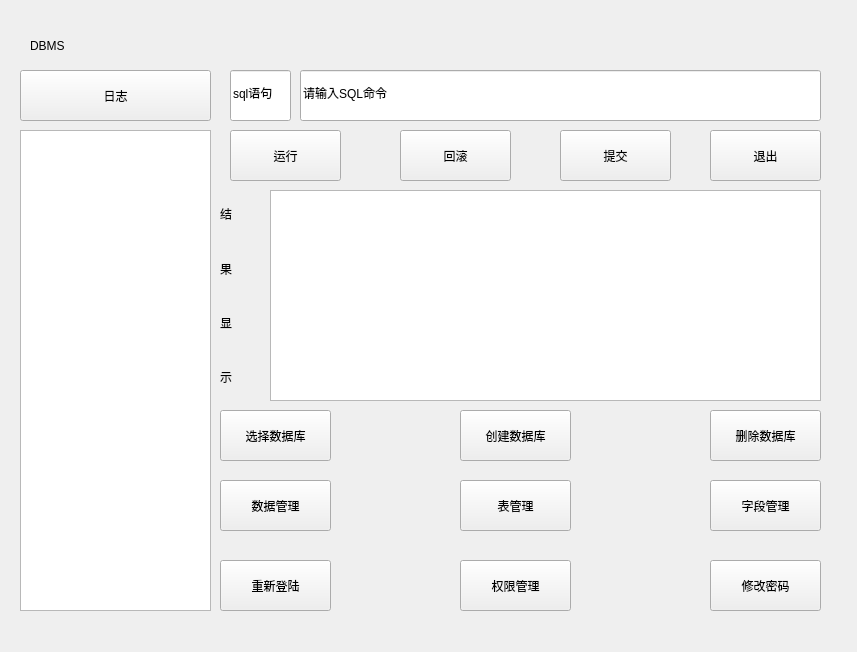
Old version of the form mainwindow.ui in the repository jy-080610/DBMS.
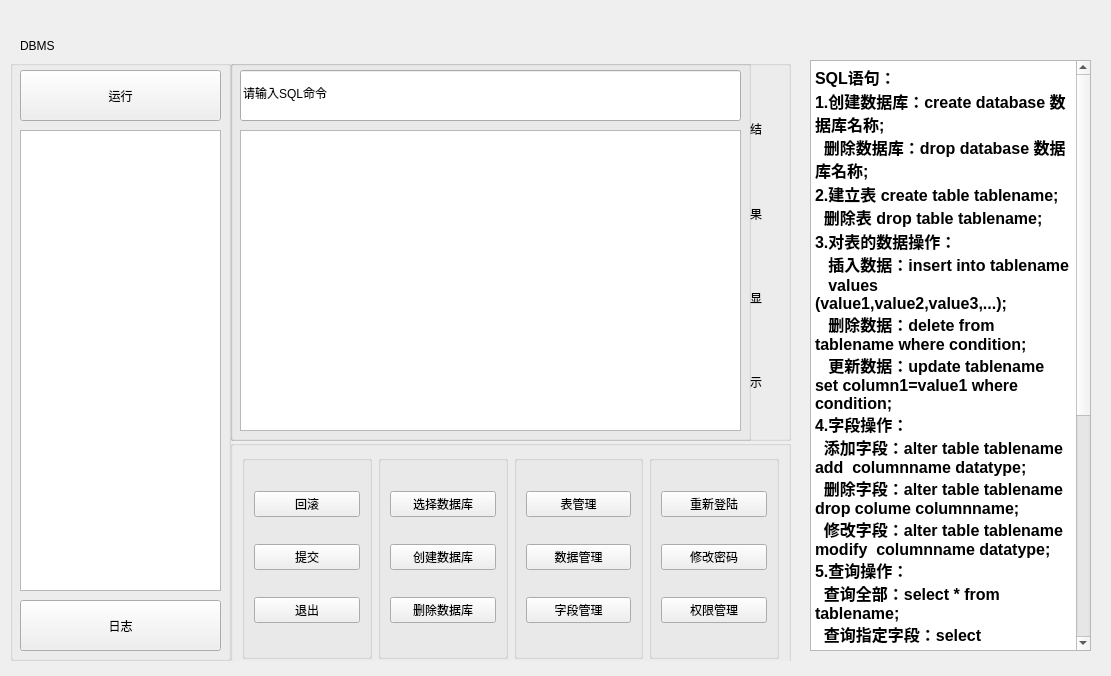
New version of the form.

What changed in the file:
```diff
--- a/mainwindow.ui
+++ b/mainwindow.ui
@@ -6,8 +6,8 @@
    <rect>
     <x>0</x>
     <y>0</y>
-    <width>857</width>
-    <height>652</height>
+    <width>1111</width>
+    <height>676</height>
    </rect>
   </property>
   <property name="windowTitle">
@@ -19,35 +19,15 @@
   <widget class="QWidget" name="centralwidget" native="true">
    <property name="geometry">
     <rect>
-     <x>10</x>
+     <x>0</x>
      <y>10</y>
-     <width>831</width>
-     <height>631</height>
+     <width>1091</width>
+     <height>651</height>
     </rect>
    </property>
-   <widget class="QLineEdit" name="sqllineEdit">
-    <property name="geometry">
-     <rect>
-      <x>290</x>
-      <y>60</y>
-      <width>521</width>
-      <height>51</height>
-     </rect>
-    </property>
-    <property name="text">
-     <string>请输入SQL命令</string>
-    </property>
-   </widget>
-   <widget class="QTableWidget" name="tableWidget">
-    <property name="geometry">
-     <rect>
-      <x>260</x>
-      <y>180</y>
-      <width>551</width>
-      <height>211</height>
-     </rect>
-    </property>
-   </widget>
+   <property name="styleSheet">
+    <string notr="true">font: 10pt &quot;方正粗黑宋简体&quot;;</string>
+   </property>
    <widget class="QLabel" name="label">
     <property name="geometry">
      <rect>
@@ -64,226 +44,168 @@
      <string>DBMS</string>
     </property>
    </widget>
-   <widget class="QTreeView" name="treeView">
+   <widget class="QGroupBox" name="groupBox_5">
     <property name="geometry">
      <rect>
-      <x>10</x>
-      <y>120</y>
-      <width>191</width>
-      <height>481</height>
+      <x>230</x>
+      <y>430</y>
+      <width>561</width>
+      <height>231</height>
      </rect>
     </property>
-   </widget>
-   <widget class="QPushButton" name="log">
-    <property name="geometry">
-     <rect>
-      <x>10</x>
-      <y>60</y>
-      <width>191</width>
-      <height>51</height>
-     </rect>
+    <property name="title">
+     <string/>
     </property>
+    <layout class="QGridLayout" name="gridLayout_5">
+     <item row="0" column="0">
+      <widget class="QGroupBox" name="groupBox">
+       <property name="title">
+        <string/>
+       </property>
+       <layout class="QVBoxLayout" name="verticalLayout">
+        <item>
+         <widget class="QPushButton" name="rollback">
     <property name="text">
-     <string>日志</string>
-    </property>
-   </widget>
+           <string>回滚</string>
+          </property>
+         </widget>
+        </item>
+        <item>
+         <widget class="QPushButton" name="commit">
+          <property name="text">
+           <string>提交</string>
+          </property>
+         </widget>
+        </item>
+        <item>
    <widget class="QPushButton" name="exit">
-    <property name="geometry">
-     <rect>
-      <x>700</x>
-      <y>120</y>
-      <width>111</width>
-      <height>51</height>
-     </rect>
-    </property>
     <property name="text">
      <string>退出</string>
     </property>
    </widget>
+        </item>
+       </layout>
+      </widget>
+     </item>
+     <item row="0" column="1">
+      <widget class="QGroupBox" name="groupBox_2">
+       <property name="title">
+        <string/>
+       </property>
+       <layout class="QGridLayout" name="gridLayout_2">
+        <item row="0" column="0">
+         <widget class="QPushButton" name="selectAction">
+          <property name="text">
+           <string>选择数据库</string>
+          </property>
+         </widget>
+        </item>
+        <item row="1" column="0">
    <widget class="QPushButton" name="newAction">
-    <property name="geometry">
-     <rect>
-      <x>450</x>
-      <y>400</y>
-      <width>111</width>
-      <height>51</height>
-     </rect>
-    </property>
     <property name="text">
      <string>创建数据库</string>
     </property>
    </widget>
+        </item>
+        <item row="2" column="0">
    <widget class="QPushButton" name="deleteAction">
-    <property name="geometry">
-     <rect>
-      <x>700</x>
-      <y>400</y>
-      <width>111</width>
-      <height>51</height>
-     </rect>
-    </property>
     <property name="text">
      <string>删除数据库</string>
     </property>
    </widget>
-   <widget class="QPushButton" name="selectAction">
-    <property name="geometry">
-     <rect>
-      <x>210</x>
-      <y>400</y>
-      <width>111</width>
-      <height>51</height>
-     </rect>
-    </property>
-    <property name="text">
-     <string>选择数据库</string>
-    </property>
-   </widget>
+        </item>
+       </layout>
+      </widget>
+     </item>
+     <item row="0" column="2">
+      <widget class="QGroupBox" name="groupBox_3">
+       <property name="title">
+        <string/>
+       </property>
+       <layout class="QGridLayout" name="gridLayout_3">
+        <item row="0" column="0">
    <widget class="QPushButton" name="tablemanage">
-    <property name="geometry">
-     <rect>
-      <x>450</x>
-      <y>470</y>
-      <width>111</width>
-      <height>51</height>
-     </rect>
-    </property>
     <property name="text">
      <string>表管理</string>
     </property>
    </widget>
+        </item>
+        <item row="1" column="0">
    <widget class="QPushButton" name="datamanage">
-    <property name="geometry">
-     <rect>
-      <x>210</x>
-      <y>470</y>
-      <width>111</width>
-      <height>51</height>
-     </rect>
-    </property>
     <property name="text">
      <string>数据管理</string>
     </property>
    </widget>
+        </item>
+        <item row="2" column="0">
    <widget class="QPushButton" name="fieldmanage">
-    <property name="geometry">
-     <rect>
-      <x>700</x>
-      <y>470</y>
-      <width>111</width>
-      <height>51</height>
-     </rect>
-    </property>
     <property name="text">
      <string>字段管理</string>
     </property>
    </widget>
-   <widget class="QPushButton" name="privilege">
-    <property name="geometry">
-     <rect>
-      <x>450</x>
-      <y>550</y>
-      <width>111</width>
-      <height>51</height>
-     </rect>
-    </property>
-    <property name="text">
-     <string>权限管理</string>
-    </property>
-   </widget>
+        </item>
+       </layout>
+      </widget>
+     </item>
+     <item row="0" column="3">
+      <widget class="QGroupBox" name="groupBox_4">
+       <property name="title">
+        <string/>
+       </property>
+       <layout class="QGridLayout" name="gridLayout_4">
+        <item row="0" column="0">
    <widget class="QPushButton" name="rland">
-    <property name="geometry">
-     <rect>
-      <x>210</x>
-      <y>550</y>
-      <width>111</width>
-      <height>51</height>
-     </rect>
-    </property>
     <property name="text">
      <string>重新登陆</string>
     </property>
    </widget>
+        </item>
+        <item row="1" column="0">
    <widget class="QPushButton" name="psw">
-    <property name="geometry">
-     <rect>
-      <x>700</x>
-      <y>550</y>
-      <width>111</width>
-      <height>51</height>
-     </rect>
-    </property>
     <property name="text">
      <string>修改密码</string>
     </property>
    </widget>
-   <widget class="QPushButton" name="commit">
-    <property name="geometry">
-     <rect>
-      <x>550</x>
-      <y>120</y>
-      <width>111</width>
-      <height>51</height>
-     </rect>
-    </property>
+        </item>
+        <item row="2" column="0">
+         <widget class="QPushButton" name="privilege">
     <property name="text">
-     <string>提交</string>
-    </property>
-   </widget>
-   <widget class="QPushButton" name="rollback">
-    <property name="geometry">
-     <rect>
-      <x>390</x>
-      <y>120</y>
-      <width>111</width>
-      <height>51</height>
-     </rect>
-    </property>
-    <property name="text">
-     <string>回滚</string>
-    </property>
-   </widget>
-   <widget class="QPushButton" name="run">
-    <property name="geometry">
-     <rect>
-      <x>220</x>
-      <y>120</y>
-      <width>111</width>
-      <height>51</height>
-     </rect>
-    </property>
-    <property name="text">
-     <string>运行</string>
-    </property>
+           <string>权限管理</string>
+          </property>
+         </widget>
+        </item>
+       </layout>
+      </widget>
+     </item>
+    </layout>
    </widget>
-   <widget class="QLineEdit" name="lineEdit">
+   <widget class="QGroupBox" name="groupBox_6">
     <property name="geometry">
      <rect>
-      <x>220</x>
-      <y>60</y>
-      <width>61</width>
-      <height>51</height>
+      <x>230</x>
+      <y>50</y>
+      <width>561</width>
+      <height>381</height>
      </rect>
     </property>
-    <property name="styleSheet">
-     <string notr="true">font: 9pt &quot;方正粗黑宋简体&quot;;</string>
+    <property name="title">
+     <string/>
     </property>
-    <property name="text">
-     <string>sql语句</string>
-    </property>
-   </widget>
-   <widget class="QWidget" name="">
+    <widget class="QWidget" name="layoutWidget">
     <property name="geometry">
      <rect>
-      <x>210</x>
-      <y>180</y>
-      <width>41</width>
-      <height>211</height>
+       <x>520</x>
+       <y>30</y>
+       <width>31</width>
+       <height>331</height>
      </rect>
     </property>
     <layout class="QGridLayout" name="gridLayout">
      <item row="0" column="0">
       <widget class="QLabel" name="label_4">
+        <property name="styleSheet">
+         <string notr="true">font: 14pt &quot;方正粗黑宋简体&quot;;</string>
+        </property>
        <property name="text">
         <string>结</string>
        </property>
@@ -291,6 +213,9 @@
      </item>
      <item row="1" column="0">
       <widget class="QLabel" name="label_5">
+        <property name="styleSheet">
+         <string notr="true">font: 14pt &quot;方正粗黑宋简体&quot;;</string>
+        </property>
        <property name="text">
         <string>果</string>
        </property>
@@ -298,6 +223,9 @@
      </item>
      <item row="2" column="0">
       <widget class="QLabel" name="label_6">
+        <property name="styleSheet">
+         <string notr="true">font: 14pt &quot;方正粗黑宋简体&quot;;</string>
+        </property>
        <property name="text">
         <string>显</string>
        </property>
@@ -305,12 +233,127 @@
      </item>
      <item row="3" column="0">
       <widget class="QLabel" name="label_7">
+        <property name="styleSheet">
+         <string notr="true">font: 14pt &quot;方正粗黑宋简体&quot;;</string>
+        </property>
        <property name="text">
         <string>示</string>
        </property>
       </widget>
      </item>
     </layout>
+    </widget>
+    <widget class="QGroupBox" name="groupBox_7">
+     <property name="geometry">
+      <rect>
+       <x>0</x>
+       <y>0</y>
+       <width>521</width>
+       <height>381</height>
+      </rect>
+     </property>
+     <property name="title">
+      <string/>
+     </property>
+     <widget class="QTableWidget" name="tableWidget">
+      <property name="geometry">
+       <rect>
+        <x>10</x>
+        <y>70</y>
+        <width>501</width>
+        <height>301</height>
+       </rect>
+      </property>
+     </widget>
+     <widget class="QLineEdit" name="sqllineEdit">
+      <property name="geometry">
+       <rect>
+        <x>10</x>
+        <y>10</y>
+        <width>501</width>
+        <height>51</height>
+       </rect>
+      </property>
+      <property name="text">
+       <string>请输入SQL命令</string>
+      </property>
+     </widget>
+    </widget>
+   </widget>
+   <widget class="QTextEdit" name="text">
+    <property name="geometry">
+     <rect>
+      <x>810</x>
+      <y>50</y>
+      <width>281</width>
+      <height>591</height>
+     </rect>
+    </property>
+    <property name="styleSheet">
+     <string notr="true">font: 10pt &quot;方正粗黑宋简体&quot;;</string>
+    </property>
+    <property name="html">
+     <string>&lt;!DOCTYPE HTML PUBLIC &quot;-//W3C//DTD HTML 4.0//EN&quot; &quot;http://www.w3.org/TR/REC-html40/strict.dtd&quot;&gt;
+&lt;html&gt;&lt;head&gt;&lt;meta name=&quot;qrichtext&quot; content=&quot;1&quot; /&gt;&lt;style type=&quot;text/css&quot;&gt;
+p, li { white-space: pre-wrap; }
+&lt;/style&gt;&lt;/head&gt;&lt;body style=&quot; font-family:'方正粗黑宋简体'; font-size:10pt; font-weight:400; font-style:normal;&quot;&gt;
+&lt;p style=&quot; margin-top:0px; margin-bottom:0px; margin-left:0px; margin-right:0px; -qt-block-indent:0; text-indent:0px;&quot;&gt;&lt;span style=&quot; font-family:'JetBrains Mono','monospace'; font-size:12pt; font-weight:600; color:#000000;&quot;&gt;SQL&lt;/span&gt;&lt;span style=&quot; font-family:'宋体','monospace'; font-size:12pt; font-weight:600; color:#000000;&quot;&gt;语句：&lt;/span&gt;&lt;/p&gt;
+&lt;p style=&quot; margin-top:0px; margin-bottom:0px; margin-left:0px; margin-right:0px; -qt-block-indent:0; text-indent:0px; background-color:#ffffff;&quot;&gt;&lt;span style=&quot; font-family:'JetBrains Mono','monospace'; font-size:12pt; font-weight:600; color:#000000;&quot;&gt;1.&lt;/span&gt;&lt;span style=&quot; font-family:'宋体','monospace'; font-size:12pt; font-weight:600; color:#000000;&quot;&gt;创建数据库：&lt;/span&gt;&lt;span style=&quot; font-family:'JetBrains Mono','monospace'; font-size:12pt; font-weight:600; color:#000000;&quot;&gt;create database &lt;/span&gt;&lt;span style=&quot; font-family:'宋体','monospace'; font-size:12pt; font-weight:600; color:#000000;&quot;&gt;数据库名称&lt;/span&gt;&lt;span style=&quot; font-family:'JetBrains Mono','monospace'; font-size:12pt; font-weight:600; color:#000000;&quot;&gt;;&lt;br /&gt;  &lt;/span&gt;&lt;span style=&quot; font-family:'宋体','monospace'; font-size:12pt; font-weight:600; color:#000000;&quot;&gt;删除数据库：&lt;/span&gt;&lt;span style=&quot; font-family:'JetBrains Mono','monospace'; font-size:12pt; font-weight:600; color:#000000;&quot;&gt;drop database &lt;/span&gt;&lt;span style=&quot; font-family:'宋体','monospace'; font-size:12pt; font-weight:600; color:#000000;&quot;&gt;数据库名称&lt;/span&gt;&lt;span style=&quot; font-family:'JetBrains Mono','monospace'; font-size:12pt; font-weight:600; color:#000000;&quot;&gt;;&lt;/span&gt;&lt;/p&gt;
+&lt;p style=&quot; margin-top:0px; margin-bottom:0px; margin-left:0px; margin-right:0px; -qt-block-indent:0; text-indent:0px; background-color:#ffffff;&quot;&gt;&lt;span style=&quot; font-family:'JetBrains Mono','monospace'; font-size:12pt; font-weight:600; color:#000000;&quot;&gt;2.&lt;/span&gt;&lt;span style=&quot; font-family:'宋体','monospace'; font-size:12pt; font-weight:600; color:#000000;&quot;&gt;建立表&lt;/span&gt;&lt;span style=&quot; font-family:'JetBrains Mono','monospace'; font-size:12pt; font-weight:600; color:#000000;&quot;&gt; create table tablename;&lt;br /&gt;  &lt;/span&gt;&lt;span style=&quot; font-family:'宋体','monospace'; font-size:12pt; font-weight:600; color:#000000;&quot;&gt;删除表&lt;/span&gt;&lt;span style=&quot; font-family:'JetBrains Mono','monospace'; font-size:12pt; font-weight:600; color:#000000;&quot;&gt; drop table tablename;&lt;/span&gt;&lt;/p&gt;
+&lt;p style=&quot; margin-top:0px; margin-bottom:0px; margin-left:0px; margin-right:0px; -qt-block-indent:0; text-indent:0px; background-color:#ffffff;&quot;&gt;&lt;span style=&quot; font-family:'JetBrains Mono','monospace'; font-size:12pt; font-weight:600; color:#000000;&quot;&gt;3.&lt;/span&gt;&lt;span style=&quot; font-family:'宋体','monospace'; font-size:12pt; font-weight:600; color:#000000;&quot;&gt;对表的数据操作：&lt;/span&gt;&lt;span style=&quot; font-family:'JetBrains Mono','monospace'; font-size:12pt; font-weight:600; color:#000000;&quot;&gt;&lt;br /&gt;   &lt;/span&gt;&lt;span style=&quot; font-family:'宋体','monospace'; font-size:12pt; font-weight:600; color:#000000;&quot;&gt;插入数据：&lt;/span&gt;&lt;span style=&quot; font-family:'JetBrains Mono','monospace'; font-size:12pt; font-weight:600; color:#000000;&quot;&gt;insert into tablename &lt;/span&gt;&lt;/p&gt;
+&lt;p style=&quot; margin-top:0px; margin-bottom:0px; margin-left:0px; margin-right:0px; -qt-block-indent:0; text-indent:0px; background-color:#ffffff;&quot;&gt;&lt;span style=&quot; font-family:'JetBrains Mono','monospace'; font-size:12pt; font-weight:600; color:#000000;&quot;&gt;   values (value1,value2,value3,...);&lt;br /&gt;   &lt;/span&gt;&lt;span style=&quot; font-family:'宋体','monospace'; font-size:12pt; font-weight:600; color:#000000;&quot;&gt;删除数据：&lt;/span&gt;&lt;span style=&quot; font-family:'JetBrains Mono','monospace'; font-size:12pt; font-weight:600; color:#000000;&quot;&gt;delete from tablename where condition;&lt;br /&gt;   &lt;/span&gt;&lt;span style=&quot; font-family:'宋体','monospace'; font-size:12pt; font-weight:600; color:#000000;&quot;&gt;更新数据：&lt;/span&gt;&lt;span style=&quot; font-family:'JetBrains Mono','monospace'; font-size:12pt; font-weight:600; color:#000000;&quot;&gt;update tablename set column1=value1 where condition;&lt;br /&gt;4.&lt;/span&gt;&lt;span style=&quot; font-family:'宋体','monospace'; font-size:12pt; font-weight:600; color:#000000;&quot;&gt;字段操作：&lt;/span&gt;&lt;span style=&quot; font-family:'JetBrains Mono','monospace'; font-size:12pt; font-weight:600; color:#000000;&quot;&gt;&lt;br /&gt;  &lt;/span&gt;&lt;span style=&quot; font-family:'宋体','monospace'; font-size:12pt; font-weight:600; color:#000000;&quot;&gt;添加字段：&lt;/span&gt;&lt;span style=&quot; font-family:'JetBrains Mono','monospace'; font-size:12pt; font-weight:600; color:#000000;&quot;&gt;alter table tablename add  columnname datatype;&lt;br /&gt;  &lt;/span&gt;&lt;span style=&quot; font-family:'宋体','monospace'; font-size:12pt; font-weight:600; color:#000000;&quot;&gt;删除字段：&lt;/span&gt;&lt;span style=&quot; font-family:'JetBrains Mono','monospace'; font-size:12pt; font-weight:600; color:#000000;&quot;&gt;alter table tablename drop colume columnname;&lt;br /&gt;  &lt;/span&gt;&lt;span style=&quot; font-family:'宋体','monospace'; font-size:12pt; font-weight:600; color:#000000;&quot;&gt;修改字段：&lt;/span&gt;&lt;span style=&quot; font-family:'JetBrains Mono','monospace'; font-size:12pt; font-weight:600; color:#000000;&quot;&gt;alter table tablename modify  columnname datatype;&lt;br /&gt;5.&lt;/span&gt;&lt;span style=&quot; font-family:'宋体','monospace'; font-size:12pt; font-weight:600; color:#000000;&quot;&gt;查询操作：&lt;/span&gt;&lt;span style=&quot; font-family:'JetBrains Mono','monospace'; font-size:12pt; font-weight:600; color:#000000;&quot;&gt;&lt;br /&gt;  &lt;/span&gt;&lt;span style=&quot; font-family:'宋体','monospace'; font-size:12pt; font-weight:600; color:#000000;&quot;&gt;查询全部：&lt;/span&gt;&lt;span style=&quot; font-family:'JetBrains Mono','monospace'; font-size:12pt; font-weight:600; color:#000000;&quot;&gt;select * from tablename;&lt;br /&gt;  &lt;/span&gt;&lt;span style=&quot; font-family:'宋体','monospace'; font-size:12pt; font-weight:600; color:#000000;&quot;&gt;查询指定字段：&lt;/span&gt;&lt;span style=&quot; font-family:'JetBrains Mono','monospace'; font-size:12pt; font-weight:600; color:#000000;&quot;&gt;select &lt;/span&gt;&lt;span style=&quot; font-family:'宋体','monospace'; font-size:12pt; font-weight:600; color:#000000;&quot;&gt;（&lt;/span&gt;&lt;span style=&quot; font-family:'JetBrains Mono','monospace'; font-size:12pt; font-weight:600; color:#000000;&quot;&gt;column1,column2,column3&lt;/span&gt;&lt;span style=&quot; font-family:'宋体','monospace'; font-size:12pt; font-weight:600; color:#000000;&quot;&gt;）&lt;/span&gt;&lt;span style=&quot; font-family:'JetBrains Mono','monospace'; font-size:12pt; font-weight:600; color:#000000;&quot;&gt; &lt;/span&gt;&lt;/p&gt;
+&lt;p style=&quot; margin-top:0px; margin-bottom:0px; margin-left:0px; margin-right:0px; -qt-block-indent:0; text-indent:0px; background-color:#ffffff;&quot;&gt;&lt;span style=&quot; font-family:'JetBrains Mono','monospace'; font-size:12pt; font-weight:600; color:#000000;&quot;&gt;  from tablename;&lt;br /&gt;  &lt;/span&gt;&lt;span style=&quot; font-family:'宋体','monospace'; font-size:12pt; font-weight:600; color:#000000;&quot;&gt;查询指定字段以及&lt;/span&gt;&lt;span style=&quot; font-family:'JetBrains Mono','monospace'; font-size:12pt; font-weight:600; color:#000000;&quot;&gt;where&lt;/span&gt;&lt;span style=&quot; font-family:'宋体','monospace'; font-size:12pt; font-weight:600; color:#000000;&quot;&gt;条件：&lt;/span&gt;&lt;span style=&quot; font-family:'JetBrains Mono','monospace'; font-size:12pt; font-weight:600; color:#000000;&quot;&gt;select &lt;/span&gt;&lt;span style=&quot; font-family:'宋体','monospace'; font-size:12pt; font-weight:600; color:#000000;&quot;&gt;（&lt;/span&gt;&lt;span style=&quot; font-family:'JetBrains Mono','monospace'; font-size:12pt; font-weight:600; color:#000000;&quot;&gt;column1,column2）&lt;/span&gt;&lt;/p&gt;
+&lt;p style=&quot; margin-top:0px; margin-bottom:0px; margin-left:0px; margin-right:0px; -qt-block-indent:0; text-indent:0px; background-color:#ffffff;&quot;&gt;&lt;span style=&quot; font-family:'JetBrains Mono','monospace'; font-size:12pt; font-weight:600; color:#000000;&quot;&gt;   from tablename where &lt;/span&gt;&lt;span style=&quot; font-family:'宋体','monospace'; font-size:12pt; font-weight:600; color:#000000;&quot;&gt;属性名&lt;/span&gt;&lt;span style=&quot; font-family:'JetBrains Mono','monospace'; font-size:12pt; font-weight:600; color:#000000;&quot;&gt;=XXX;&lt;br /&gt;6.&lt;/span&gt;&lt;span style=&quot; font-family:'宋体','monospace'; font-size:12pt; font-weight:600; color:#000000;&quot;&gt;建立索引：&lt;/span&gt;&lt;span style=&quot; font-family:'JetBrains Mono','monospace'; font-size:12pt; font-weight:600; color:#000000;&quot;&gt;&lt;br /&gt;  &lt;/span&gt;&lt;span style=&quot; font-family:'宋体','monospace'; font-size:12pt; font-weight:600; color:#000000;&quot;&gt;建立索引：&lt;/span&gt;&lt;span style=&quot; font-family:'JetBrains Mono','monospace'; font-size:12pt; font-weight:600; color:#000000;&quot;&gt;create index indexname on tablename(columnname);&lt;br /&gt;  &lt;/span&gt;&lt;span style=&quot; font-family:'宋体','monospace'; font-size:12pt; font-weight:600; color:#000000;&quot;&gt;删除索引：&lt;/span&gt;&lt;span style=&quot; font-family:'JetBrains Mono','monospace'; font-size:12pt; font-weight:600; color:#000000;&quot;&gt;drop index indexname;&lt;br /&gt;7.&lt;/span&gt;&lt;span style=&quot; font-family:'宋体','monospace'; font-size:12pt; font-weight:600; color:#000000;&quot;&gt;权限设置：&lt;/span&gt;&lt;span style=&quot; font-family:'JetBrains Mono','monospace'; font-size:12pt; font-weight:600; color:#000000;&quot;&gt;&lt;br /&gt;  授予权限：grank on tablename to username;&lt;br /&gt;  撤回权限：revoke on tablename from username;&lt;br /&gt; &lt;/span&gt;&lt;/p&gt;&lt;/body&gt;&lt;/html&gt;</string>
+    </property>
+   </widget>
+   <widget class="QGroupBox" name="groupBox_8">
+    <property name="geometry">
+     <rect>
+      <x>10</x>
+      <y>50</y>
+      <width>221</width>
+      <height>601</height>
+     </rect>
+    </property>
+    <property name="title">
+     <string/>
+    </property>
+    <widget class="QPushButton" name="run">
+     <property name="geometry">
+      <rect>
+       <x>10</x>
+       <y>10</y>
+       <width>201</width>
+       <height>51</height>
+      </rect>
+     </property>
+     <property name="text">
+      <string>运行</string>
+     </property>
+    </widget>
+    <widget class="QTreeView" name="treeView">
+     <property name="geometry">
+      <rect>
+       <x>10</x>
+       <y>70</y>
+       <width>201</width>
+       <height>461</height>
+      </rect>
+     </property>
+    </widget>
+    <widget class="QPushButton" name="log">
+     <property name="geometry">
+      <rect>
+       <x>10</x>
+       <y>540</y>
+       <width>201</width>
+       <height>51</height>
+      </rect>
+     </property>
+     <property name="text">
+      <string>日志</string>
+     </property>
+    </widget>
    </widget>
   </widget>
  </widget>
```
Lines whose indentation alone changed are shown as unchanged.
